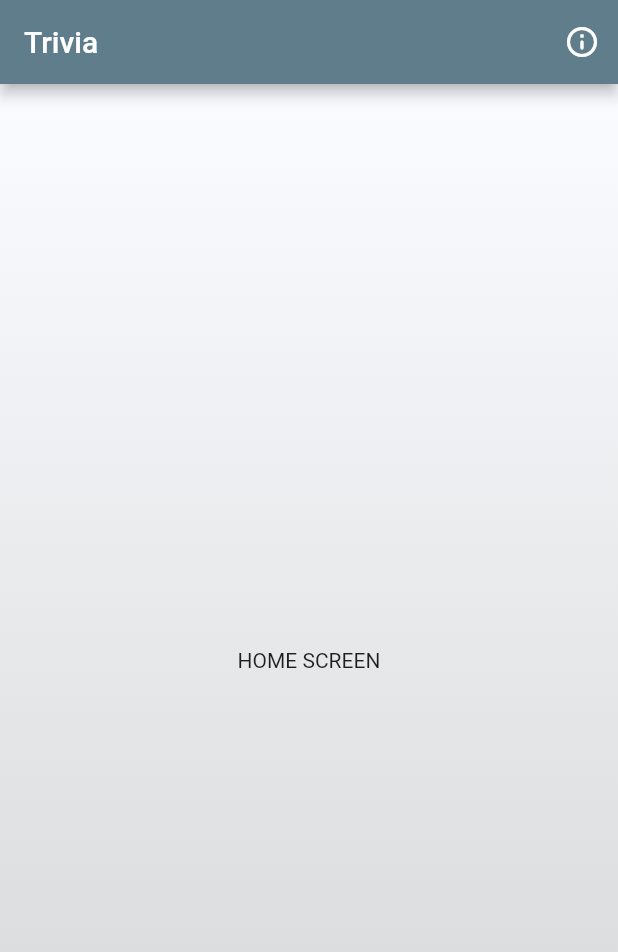
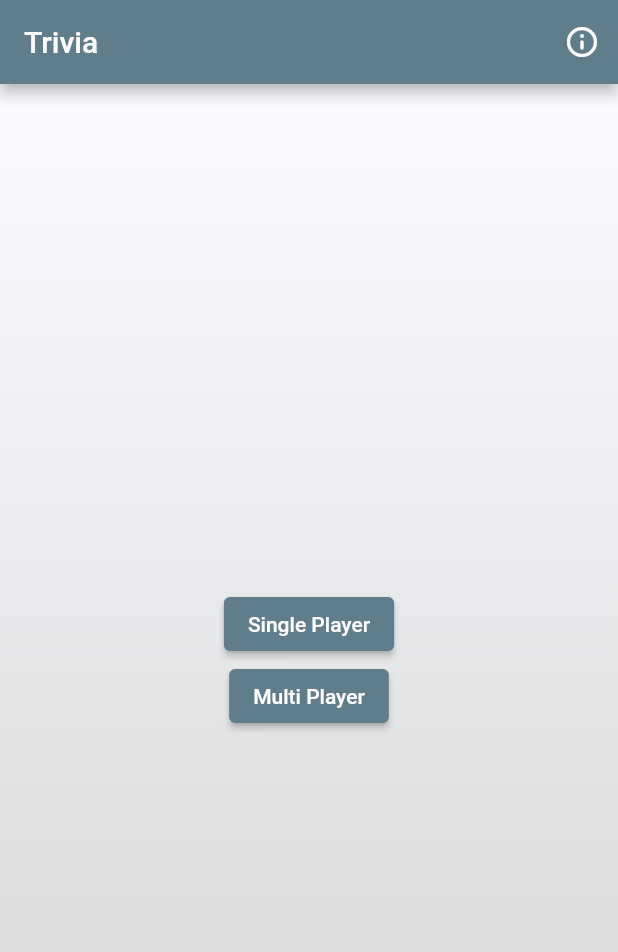
Before and after one commit to Jonny5-5/Trivia-App, a Flutter app: the screen it shows after launch, on a phone screen of 412 x 824 dp. Shown: the top 952 px of the screen. Run offline on Flutter 3.47's test engine with Material 2 defaults, Android fonts, the phone set to English and light mode, and no system bars.

Commit message:
Buttons on main screen

```diff
--- a/lib/screens/home_screen.dart
+++ b/lib/screens/home_screen.dart
@@ -1,4 +1,6 @@
 import 'package:flutter/material.dart';
+import 'package:trivia_app/screens/group_play_screen.dart';
+import 'package:trivia_app/screens/single_play_screen.dart';
 import 'package:trivia_app/widgets/scaffold_container.dart';
 
 class HomeScreen extends StatefulWidget {
@@ -9,11 +11,39 @@ class HomeScreen extends StatefulWidget {
 }
 
 class HomeScreenState extends State<HomeScreen> {
+  /// Go to the Single Player Screen
+  void onPressedSingle() {
+    Navigator.pushReplacement(
+      context,
+      MaterialPageRoute(builder: (context) => const SinglePlayScreen()),
+    );
+  }
+
+  /// Go to the Multi Player Screen
+  void onPressedMulti() {
+    Navigator.pushReplacement(
+      context,
+      MaterialPageRoute(builder: (context) => const GroupPlayScreen()),
+    );
+  }
+
   @override
   Widget build(BuildContext context) {
     return MyScaffoldContainerBackground(
       showAppBar: true,
-      child: Text("HOME SCREEN"),
+      child: Column(
+        mainAxisAlignment: MainAxisAlignment.center,
+        children: [
+          ElevatedButton(
+            onPressed: onPressedSingle,
+            child: const Text("Single Player"),
+          ),
+          ElevatedButton(
+            onPressed: onPressedMulti,
+            child: const Text("Multi Player"),
+          ),
+        ],
+      ),
     );
   }
 }
```
